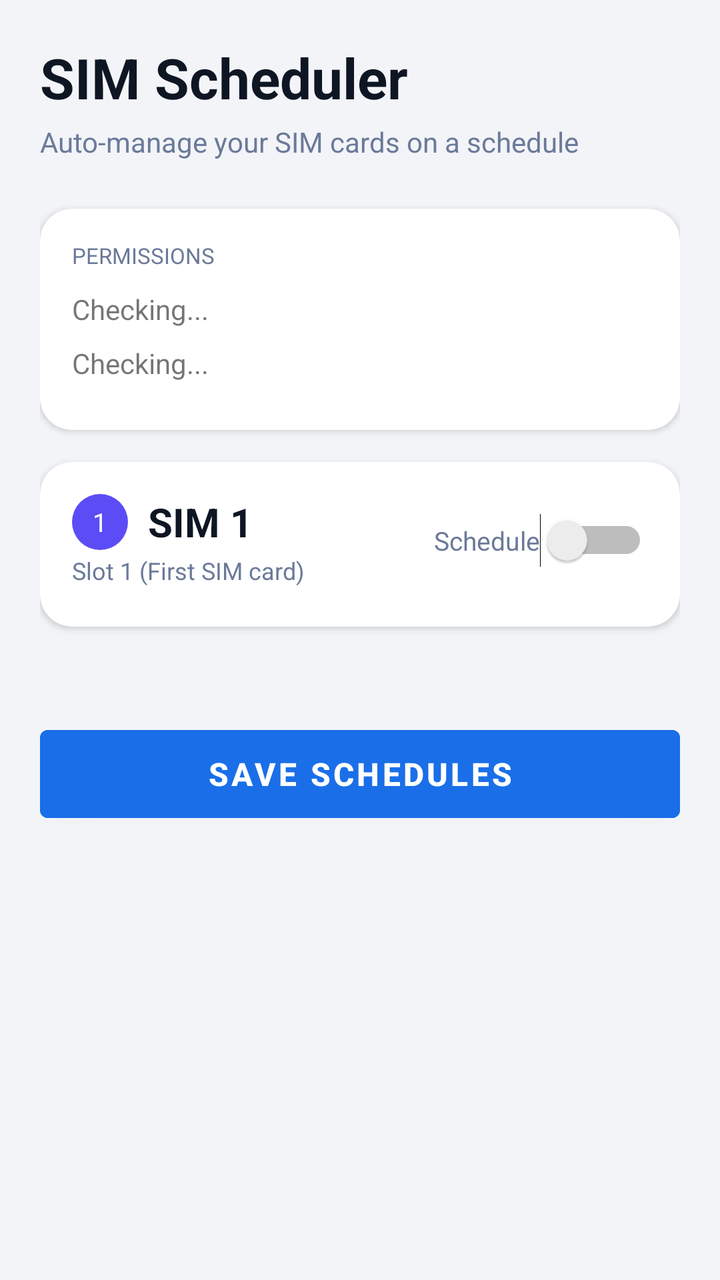
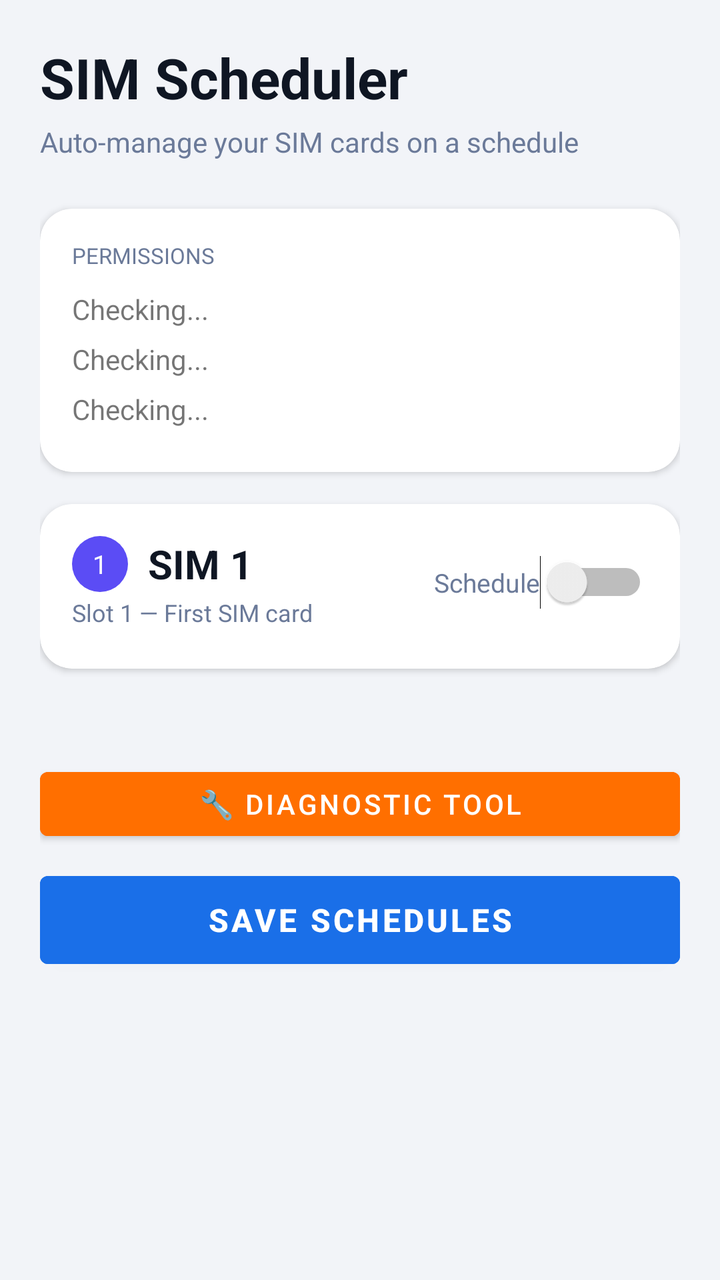

An Android layout rendered at two revisions. The XML below is the earlier revision; the diff shows what the commit changed to produce the second picture.
<!-- AndroidManifest.xml: application theme Theme.SimScheduler -->
<!-- res/layout/activity_main.xml -->
<?xml version="1.0" encoding="utf-8"?>
<ScrollView xmlns:android="http://schemas.android.com/apk/res/android"
    xmlns:app="http://schemas.android.com/apk/res-auto"
    android:layout_width="match_parent"
    android:layout_height="match_parent"
    android:background="@color/background">

    <LinearLayout
        android:layout_width="match_parent"
        android:layout_height="wrap_content"
        android:orientation="vertical"
        android:padding="20dp">

        
        <TextView android:layout_width="match_parent" android:layout_height="wrap_content"
            android:text="SIM Scheduler" android:textSize="28sp" android:textStyle="bold"
            android:textColor="@color/text_primary" android:layout_marginBottom="4dp"/>
        <TextView android:layout_width="match_parent" android:layout_height="wrap_content"
            android:text="Auto-manage your SIM cards on a schedule"
            android:textSize="14sp" android:textColor="@color/text_secondary"
            android:layout_marginBottom="24dp"/>

        
        <androidx.cardview.widget.CardView android:layout_width="match_parent"
            android:layout_height="wrap_content" android:layout_marginBottom="16dp"
            app:cardCornerRadius="16dp" app:cardElevation="2dp"
            app:cardBackgroundColor="@color/card_background">
            <LinearLayout android:layout_width="match_parent" android:layout_height="wrap_content"
                android:orientation="vertical" android:padding="16dp">
                <TextView android:layout_width="match_parent" android:layout_height="wrap_content"
                    android:text="PERMISSIONS" android:textSize="11sp"
                    android:textColor="@color/text_secondary" android:layout_marginBottom="10dp"/>
                <TextView android:id="@+id/accessibilityStatus"
                    android:layout_width="match_parent" android:layout_height="wrap_content"
                    android:text="Checking..." android:textSize="14sp" android:layout_marginBottom="8dp"/>
                <Button android:id="@+id/enableAccessibilityBtn"
                    android:layout_width="match_parent" android:layout_height="48dp"
                    android:text="Enable Accessibility Service"
                    android:backgroundTint="@color/accent" android:visibility="gone"
                    android:layout_marginBottom="8dp"/>
                <TextView android:id="@+id/alarmPermissionStatus"
                    android:layout_width="match_parent" android:layout_height="wrap_content"
                    android:text="Checking..." android:textSize="14sp" android:layout_marginBottom="8dp"/>
                <Button android:id="@+id/grantAlarmBtn"
                    android:layout_width="match_parent" android:layout_height="48dp"
                    android:text="Grant Alarm Permission"
                    android:backgroundTint="@color/accent" android:visibility="gone"/>
            </LinearLayout>
        </androidx.cardview.widget.CardView>

        
        <androidx.cardview.widget.CardView android:id="@+id/sim1Card"
            android:layout_width="match_parent" android:layout_height="wrap_content"
            android:layout_marginBottom="16dp" app:cardCornerRadius="16dp"
            app:cardElevation="2dp" app:cardBackgroundColor="@color/card_background">
            <LinearLayout android:layout_width="match_parent" android:layout_height="wrap_content"
                android:orientation="vertical" android:padding="16dp">

                
                <LinearLayout android:layout_width="match_parent" android:layout_height="wrap_content"
                    android:orientation="horizontal" android:gravity="center_vertical"
                    android:layout_marginBottom="4dp">
                    <LinearLayout android:layout_width="0dp" android:layout_height="wrap_content"
                        android:layout_weight="1" android:orientation="vertical">
                        <LinearLayout android:layout_width="wrap_content"
                            android:layout_height="wrap_content" android:orientation="horizontal"
                            android:gravity="center_vertical">
                            <TextView android:layout_width="28dp" android:layout_height="28dp"
                                android:text="1" android:textSize="13sp" android:textColor="#FFF"
                                android:gravity="center" android:background="@drawable/sim_badge"
                                android:layout_marginEnd="10dp"/>
                            <TextView android:id="@+id/sim1Name"
                                android:layout_width="wrap_content" android:layout_height="wrap_content"
                                android:text="SIM 1" android:textSize="20sp" android:textStyle="bold"
                                android:textColor="@color/text_primary"/>
                        </LinearLayout>
                        <TextView android:id="@+id/sim1Slot"
                            android:layout_width="wrap_content" android:layout_height="wrap_content"
                            android:text="Slot 1 (First SIM card)"
                            android:textSize="12sp" android:textColor="@color/text_secondary"
                            android:layout_marginTop="2dp"/>
                    </LinearLayout>
                    <Switch android:id="@+id/sim1Toggle"
                        android:layout_width="wrap_content" android:layout_height="wrap_content"
                        android:text="Schedule" android:textSize="13sp"
                        android:textColor="@color/text_secondary"/>
                </LinearLayout>

                
                <LinearLayout android:id="@+id/sim1ScheduleContent"
                    android:layout_width="match_parent" android:layout_height="wrap_content"
                    android:orientation="vertical" android:visibility="gone">
                    <View android:layout_width="match_parent" android:layout_height="1dp"
                        android:background="@color/divider" android:layout_marginVertical="12dp"/>
                    <TextView android:layout_width="match_parent" android:layout_height="wrap_content"
                        android:text="Turn OFF at" android:textSize="13sp"
                        android:textColor="@color/text_secondary" android:layout_marginBottom="4dp"/>
                    <TimePicker android:id="@+id/sim1OffPicker"
                        android:layout_width="match_parent" android:layout_height="wrap_content"
                        android:timePickerMode="spinner" android:layout_marginBottom="12dp"/>
                    <View android:layout_width="match_parent" android:layout_height="1dp"
                        android:background="@color/divider" android:layout_marginBottom="12dp"/>
                    <TextView android:layout_width="match_parent" android:layout_height="wrap_content"
                        android:text="Turn ON at" android:textSize="13sp"
                        android:textColor="@color/text_secondary" android:layout_marginBottom="4dp"/>
                    <TimePicker android:id="@+id/sim1OnPicker"
                        android:layout_width="match_parent" android:layout_height="wrap_content"
                        android:timePickerMode="spinner"/>
                </LinearLayout>
            </LinearLayout>
        </androidx.cardview.widget.CardView>

        
        <androidx.cardview.widget.CardView android:id="@+id/sim2Card"
            android:layout_width="match_parent" android:layout_height="wrap_content"
            android:layout_marginBottom="16dp" android:visibility="gone"
            app:cardCornerRadius="16dp" app:cardElevation="2dp"
            app:cardBackgroundColor="@color/card_background">
            <LinearLayout android:layout_width="match_parent" android:layout_height="wrap_content"
                android:orientation="vertical" android:padding="16dp">

                
                <LinearLayout android:layout_width="match_parent" android:layout_height="wrap_content"
                    android:orientation="horizontal" android:gravity="center_vertical"
                    android:layout_marginBottom="4dp">
                    <LinearLayout android:layout_width="0dp" android:layout_height="wrap_content"
                        android:layout_weight="1" android:orientation="vertical">
                        <LinearLayout android:layout_width="wrap_content"
                            android:layout_height="wrap_content" android:orientation="horizontal"
                            android:gravity="center_vertical">
                            <TextView android:layout_width="28dp" android:layout_height="28dp"
                                android:text="2" android:textSize="13sp" android:textColor="#FFF"
                                android:gravity="center" android:background="@drawable/sim_badge_2"
                                android:layout_marginEnd="10dp"/>
                            <TextView android:id="@+id/sim2Name"
                                android:layout_width="wrap_content" android:layout_height="wrap_content"
                                android:text="SIM 2" android:textSize="20sp" android:textStyle="bold"
                                android:textColor="@color/text_primary"/>
                        </LinearLayout>
                        <TextView android:id="@+id/sim2Slot"
                            android:layout_width="wrap_content" android:layout_height="wrap_content"
                            android:text="Slot 2 (Second SIM card)"
                            android:textSize="12sp" android:textColor="@color/text_secondary"
                            android:layout_marginTop="2dp"/>
                    </LinearLayout>
                    <Switch android:id="@+id/sim2Toggle"
                        android:layout_width="wrap_content" android:layout_height="wrap_content"
                        android:text="Schedule" android:textSize="13sp"
                        android:textColor="@color/text_secondary"/>
                </LinearLayout>

                
                <LinearLayout android:id="@+id/sim2ScheduleContent"
                    android:layout_width="match_parent" android:layout_height="wrap_content"
                    android:orientation="vertical" android:visibility="gone">
                    <View android:layout_width="match_parent" android:layout_height="1dp"
                        android:background="@color/divider" android:layout_marginVertical="12dp"/>
                    <TextView android:layout_width="match_parent" android:layout_height="wrap_content"
                        android:text="Turn OFF at" android:textSize="13sp"
                        android:textColor="@color/text_secondary" android:layout_marginBottom="4dp"/>
                    <TimePicker android:id="@+id/sim2OffPicker"
                        android:layout_width="match_parent" android:layout_height="wrap_content"
                        android:timePickerMode="spinner" android:layout_marginBottom="12dp"/>
                    <View android:layout_width="match_parent" android:layout_height="1dp"
                        android:background="@color/divider" android:layout_marginBottom="12dp"/>
                    <TextView android:layout_width="match_parent" android:layout_height="wrap_content"
                        android:text="Turn ON at" android:textSize="13sp"
                        android:textColor="@color/text_secondary" android:layout_marginBottom="4dp"/>
                    <TimePicker android:id="@+id/sim2OnPicker"
                        android:layout_width="match_parent" android:layout_height="wrap_content"
                        android:timePickerMode="spinner"/>
                </LinearLayout>
            </LinearLayout>
        </androidx.cardview.widget.CardView>

        
        <TextView android:id="@+id/nextActionLabel"
            android:layout_width="match_parent" android:layout_height="wrap_content"
            android:textSize="13sp" android:textColor="@color/text_secondary"
            android:gravity="center" android:layout_marginBottom="12dp"/>

        <Button android:id="@+id/saveButton"
            android:layout_width="match_parent" android:layout_height="56dp"
            android:text="Save Schedules" android:textSize="16sp" android:textStyle="bold"
            android:backgroundTint="@color/accent" android:layout_marginBottom="24dp"/>

    </LinearLayout>
</ScrollView>
<!-- resources referenced by this layout -->
<resources>
  <color name="accent">#1A6FE8</color>
  <color name="background">#F2F4F8</color>
  <color name="card_background">#FFFFFF</color>
  <color name="divider">#E8EBF2</color>
  <color name="text_primary">#0F1623</color>
  <color name="text_secondary">#6B7A99</color>
  <!-- drawable sim_badge (drawable) -->
  <?xml version="1.0" encoding="utf-8"?>
  <shape xmlns:android="http://schemas.android.com/apk/res/android"
      android:shape="oval">
      <solid android:color="#5B4CF5" />
  </shape>
  <!-- drawable sim_badge_2 (drawable) -->
  <?xml version="1.0" encoding="utf-8"?>
  <shape xmlns:android="http://schemas.android.com/apk/res/android"
      android:shape="oval">
      <solid android:color="#1A9AF5" />
  </shape>
  <style name="Theme.SimScheduler" parent="Theme.MaterialComponents.Light.NoActionBar">
          <item name="colorPrimary">@color/accent</item>
          <item name="colorPrimaryVariant">@color/accent</item>
          <item name="colorOnPrimary">@android:color/white</item>
          <item name="android:windowBackground">@color/background</item>
          <item name="android:statusBarColor">@color/background</item>
          <item name="android:windowLightStatusBar">true</item>
      </style>
</resources>

<!-- the commit's change to res/layout/activity_main.xml (unified diff, before → after) -->
@@ -27,24 +27,43 @@
             app:cardBackgroundColor="@color/card_background">
             <LinearLayout android:layout_width="match_parent" android:layout_height="wrap_content"
                 android:orientation="vertical" android:padding="16dp">
+
                 <TextView android:layout_width="match_parent" android:layout_height="wrap_content"
                     android:text="PERMISSIONS" android:textSize="11sp"
                     android:textColor="@color/text_secondary" android:layout_marginBottom="10dp"/>
+
+                
                 <TextView android:id="@+id/accessibilityStatus"
                     android:layout_width="match_parent" android:layout_height="wrap_content"
-                    android:text="Checking..." android:textSize="14sp" android:layout_marginBottom="8dp"/>
+                    android:text="Checking..." android:textSize="14sp"
+                    android:layout_marginBottom="6dp"/>
                 <Button android:id="@+id/enableAccessibilityBtn"
-                    android:layout_width="match_parent" android:layout_height="48dp"
+                    android:layout_width="match_parent" android:layout_height="44dp"
                     android:text="Enable Accessibility Service"
                     android:backgroundTint="@color/accent" android:visibility="gone"
-                    android:layout_marginBottom="8dp"/>
+                    android:layout_marginBottom="10dp"/>
+
+                
                 <TextView android:id="@+id/alarmPermissionStatus"
                     android:layout_width="match_parent" android:layout_height="wrap_content"
-                    android:text="Checking..." android:textSize="14sp" android:layout_marginBottom="8dp"/>
+                    android:text="Checking..." android:textSize="14sp"
+                    android:layout_marginBottom="6dp"/>
                 <Button android:id="@+id/grantAlarmBtn"
-                    android:layout_width="match_parent" android:layout_height="48dp"
+                    android:layout_width="match_parent" android:layout_height="44dp"
                     android:text="Grant Alarm Permission"
+                    android:backgroundTint="@color/accent" android:visibility="gone"
+                    android:layout_marginBottom="10dp"/>
+
+                
+                <TextView android:id="@+id/notifPermissionStatus"
+                    android:layout_width="match_parent" android:layout_height="wrap_content"
+                    android:text="Checking..." android:textSize="14sp"
+                    android:layout_marginBottom="6dp"/>
+                <Button android:id="@+id/grantNotifBtn"
+                    android:layout_width="match_parent" android:layout_height="44dp"
+                    android:text="Grant Notification Permission"
                     android:backgroundTint="@color/accent" android:visibility="gone"/>
+
             </LinearLayout>
         </androidx.cardview.widget.CardView>
 
@@ -55,8 +74,6 @@
             app:cardElevation="2dp" app:cardBackgroundColor="@color/card_background">
             <LinearLayout android:layout_width="match_parent" android:layout_height="wrap_content"
                 android:orientation="vertical" android:padding="16dp">
-
-                
                 <LinearLayout android:layout_width="match_parent" android:layout_height="wrap_content"
                     android:orientation="horizontal" android:gravity="center_vertical"
                     android:layout_marginBottom="4dp">
@@ -76,7 +93,7 @@
                         </LinearLayout>
                         <TextView android:id="@+id/sim1Slot"
                             android:layout_width="wrap_content" android:layout_height="wrap_content"
-                            android:text="Slot 1 (First SIM card)"
+                            android:text="Slot 1 — First SIM card"
                             android:textSize="12sp" android:textColor="@color/text_secondary"
                             android:layout_marginTop="2dp"/>
                     </LinearLayout>
@@ -85,8 +102,6 @@
                         android:text="Schedule" android:textSize="13sp"
                         android:textColor="@color/text_secondary"/>
                 </LinearLayout>
-
-                
                 <LinearLayout android:id="@+id/sim1ScheduleContent"
                     android:layout_width="match_parent" android:layout_height="wrap_content"
                     android:orientation="vertical" android:visibility="gone">
@@ -118,8 +133,6 @@
             app:cardBackgroundColor="@color/card_background">
             <LinearLayout android:layout_width="match_parent" android:layout_height="wrap_content"
                 android:orientation="vertical" android:padding="16dp">
-
-                
                 <LinearLayout android:layout_width="match_parent" android:layout_height="wrap_content"
                     android:orientation="horizontal" android:gravity="center_vertical"
                     android:layout_marginBottom="4dp">
@@ -139,7 +152,7 @@
                         </LinearLayout>
                         <TextView android:id="@+id/sim2Slot"
                             android:layout_width="wrap_content" android:layout_height="wrap_content"
-                            android:text="Slot 2 (Second SIM card)"
+                            android:text="Slot 2 — Second SIM card"
                             android:textSize="12sp" android:textColor="@color/text_secondary"
                             android:layout_marginTop="2dp"/>
                     </LinearLayout>
@@ -148,8 +161,6 @@
                         android:text="Schedule" android:textSize="13sp"
                         android:textColor="@color/text_secondary"/>
                 </LinearLayout>
-
-                
                 <LinearLayout android:id="@+id/sim2ScheduleContent"
                     android:layout_width="match_parent" android:layout_height="wrap_content"
                     android:orientation="vertical" android:visibility="gone">
@@ -179,6 +190,14 @@
             android:textSize="13sp" android:textColor="@color/text_secondary"
             android:gravity="center" android:layout_marginBottom="12dp"/>
 
+        
+        <Button android:id="@+id/diagnosticBtn"
+            android:layout_width="match_parent" android:layout_height="44dp"
+            android:text="🔧 Diagnostic Tool"
+            android:textSize="14sp" android:backgroundTint="#FF6F00"
+            android:layout_marginBottom="8dp"/>
+
+        
         <Button android:id="@+id/saveButton"
             android:layout_width="match_parent" android:layout_height="56dp"
             android:text="Save Schedules" android:textSize="16sp" android:textStyle="bold"
